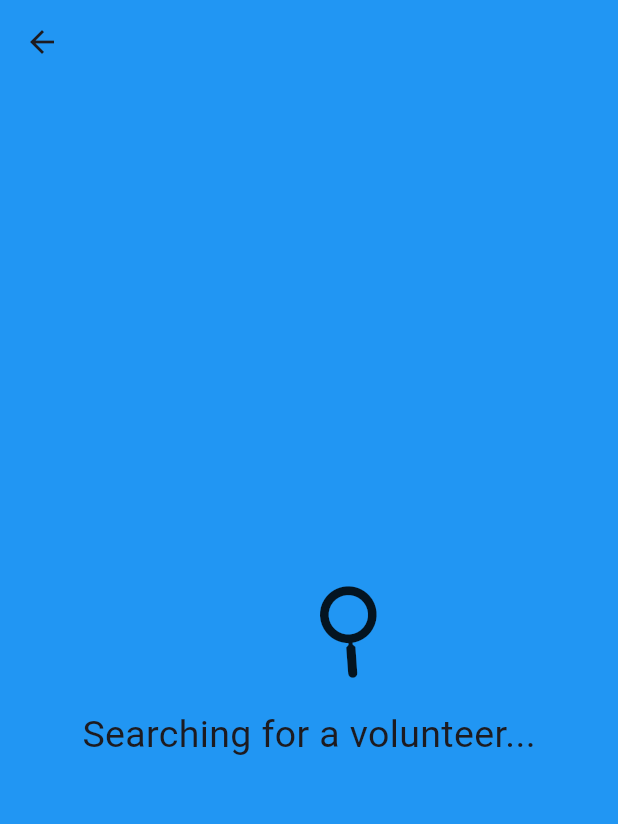
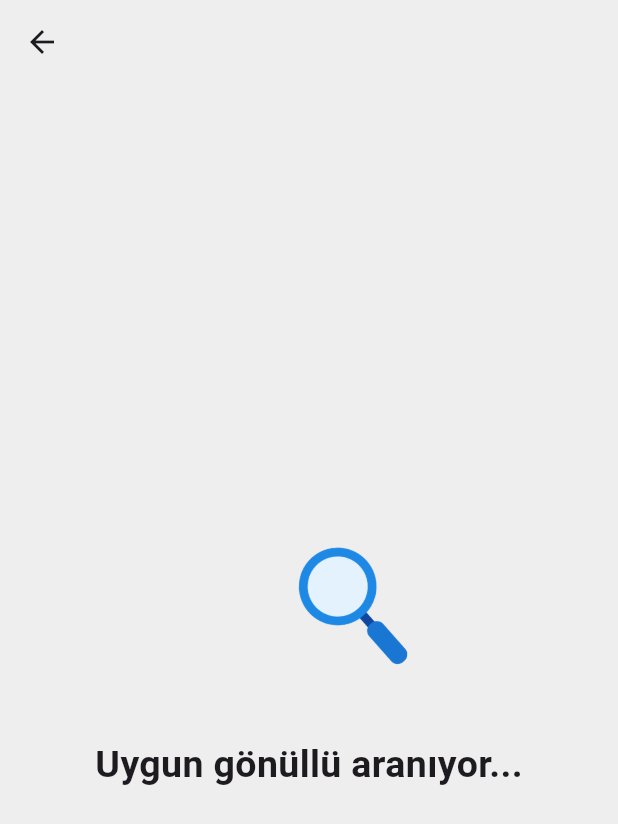
Before and after one commit to furkanCalik7/Yoldas, a Flutter app: the VolunteerSearchScreen screen opened by its route, on a phone screen of 412 x 824 dp. Shown: the top 824 px of the screen. Run offline on Flutter 3.47's test engine with Material 3 defaults, Android fonts, the phone set to English and light mode, and no system bars; our stand-ins replace camera, card_swiper, firebase_auth, firebase_core, flutter_rating_bar, flutter_secure_storage and 9 more; missing offline and left inert: flutter_beep, google_mlkit_commons, google_mlkit_text_recognition, tflite_v2; accounts and stored records are empty; generated files the repository leaves out were written again.

Commit message:
added image icon

```diff
--- a/frontend/lib/pages/volunteer_search_screen.dart
+++ b/frontend/lib/pages/volunteer_search_screen.dart
@@ -24,9 +24,9 @@ class _VolunteerSearchScreenState extends State<VolunteerSearchScreen>
       duration: Duration(seconds: 4),
     );
     _rotationAnimation =
-        Tween<double>(begin: math.pi / 8, end: -math.pi / 16).animate(_animationController);
+        Tween<double>(begin: math.pi / 16, end: -math.pi / 16).animate(_animationController);
     _positionAnimation = Tween<Offset>(
-      begin: Offset(0,_radius),
+      begin: Offset(0,0),
       end: Offset(0, _radius),
     ).animate(
       CurvedAnimation(
@@ -46,10 +46,9 @@ class _VolunteerSearchScreenState extends State<VolunteerSearchScreen>
   @override
   Widget build(BuildContext context) {
     return Scaffold(
-      backgroundColor: Colors.blue,
+      backgroundColor: Colors.grey[200],
       appBar: AppBar(
         forceMaterialTransparency: true,
-
       ),
       body: Center(
         child: Column(
@@ -65,15 +64,16 @@ class _VolunteerSearchScreenState extends State<VolunteerSearchScreen>
                   ),
                   child: RotationTransition(
                     turns: _rotationAnimation,
-                    child: Icon(Icons.search_rounded, size: 70),
+                    child: Image.asset("assets/search_icon.png", width: 100, height: 100,)
                   ),
                 );
               },
             ),
-            SizedBox(height: 30),
+            SizedBox(height: 40),
             Text(
-              'Searching for a volunteer...',
-              style: TextStyle(fontSize: 25),
+              'Uygun gönüllü aranıyor...',
+              style: TextStyle(fontSize: 25,
+              fontWeight: FontWeight.bold),
             ),
           ],
         ),
```
Also changed, not shown: frontend/assets/search_icon.png (added).
